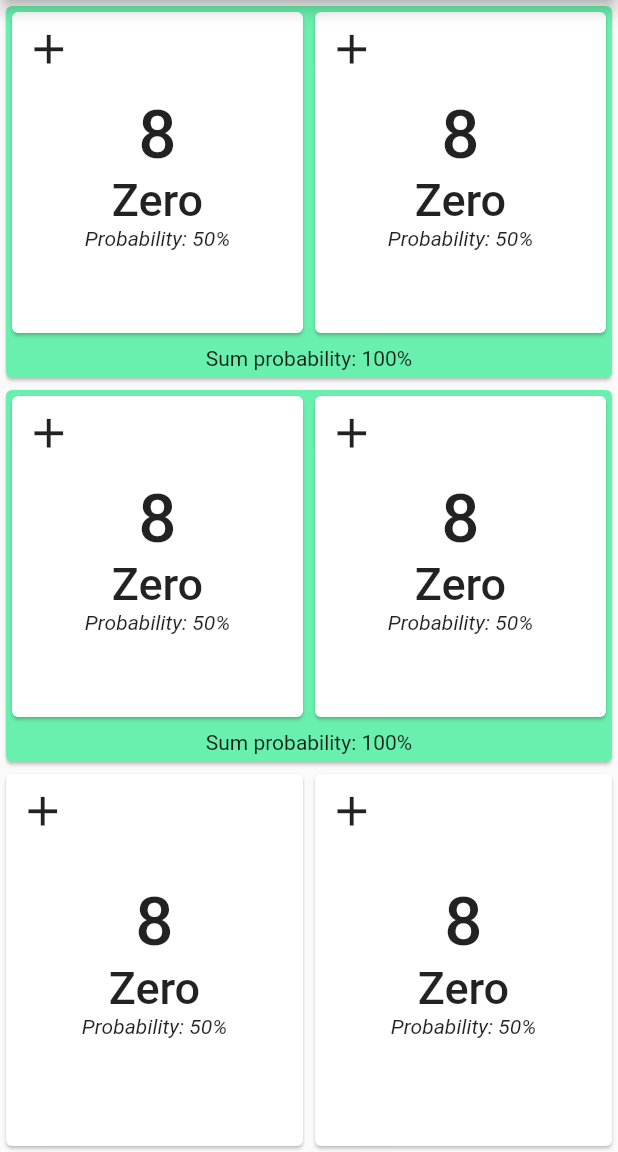
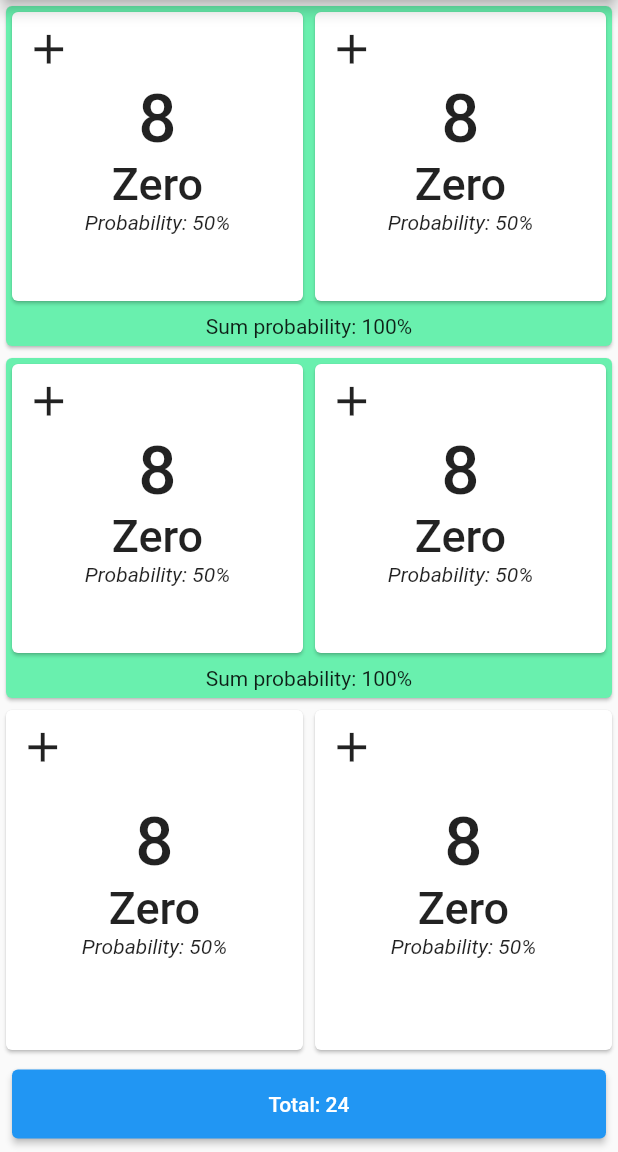
Before and after one commit to krdzo/got-battle, a Flutter app: the screen it shows after launch, on a phone screen of 412 x 824 dp, the part 84-1236 px from its top. Run offline on Flutter 3.47's test engine with Material 2 defaults, Android fonts, the phone set to English and light mode, and no system bars.

Commit message:
Add Total button

```diff
--- a/lib/main.dart
+++ b/lib/main.dart
@@ -48,6 +48,18 @@ class HomeScreen extends StatelessWidget {
                 Expanded(child: InfoCard()),
                 Expanded(child: InfoCard()),
               ],
+            ),
+          ),
+          Padding(
+            padding: const EdgeInsets.all(8.0),
+            child: ElevatedButton(
+              onPressed: () => debugPrint("some"),
+              child: Center(
+                child: Padding(
+                  padding: const EdgeInsets.all(15.0),
+                  child: Text("Total: 24"),
+                ),
+              ),
             ),
           ),
         ],
```
